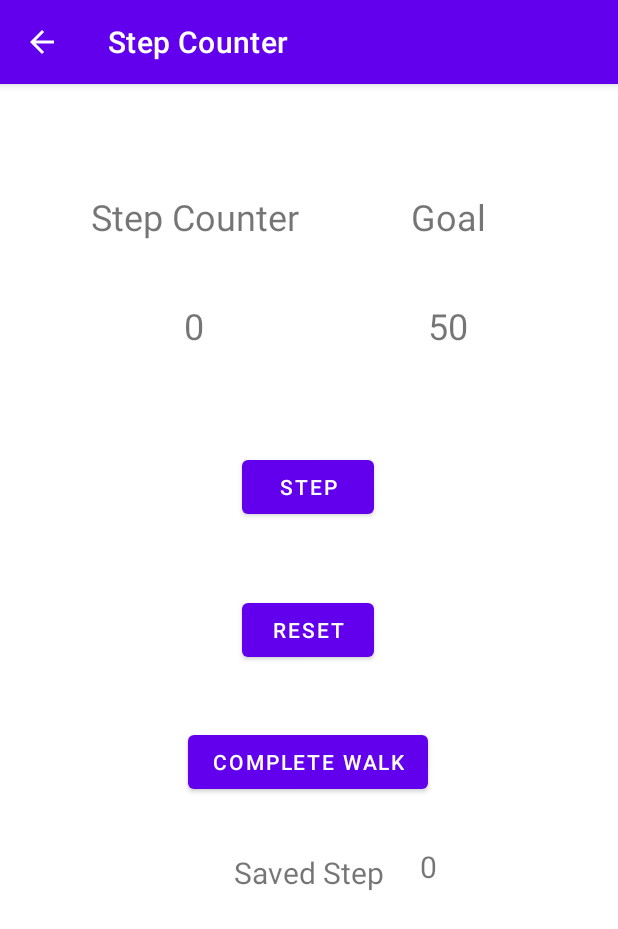
After one commit to blondeni1981/highsteppers, an Android app: the StepCounterActivity screen opened directly, with no data from a screen before it, on a phone screen of 412 x 824 dp. The commit adds this screen. Shown: the top 929 px of the screen. Run offline under Robolectric (Android 15) with nearby library versions, the light colour scheme and no system bars.

Commit message:
Successful Integration, only issue is extracting Saved Steps in Main Activity.

```diff
--- a/app/build.gradle
+++ b/app/build.gradle
@@ -32,6 +32,9 @@ android {
     kotlinOptions {
         jvmTarget = '1.8'
     }
+    buildFeatures {
+        viewBinding true
+    }
 }
 
 dependencies {
@@ -41,6 +44,8 @@ dependencies {
     implementation 'androidx.appcompat:appcompat:1.2.0'
     implementation 'com.google.android.material:material:1.3.0'
     implementation 'androidx.constraintlayout:constraintlayout:2.0.4'
+    implementation 'androidx.navigation:navigation-fragment-ktx:2.3.0'
+    implementation 'androidx.navigation:navigation-ui-ktx:2.3.0'
     testImplementation 'junit:junit:4.+'
     androidTestImplementation 'androidx.test.ext:junit:1.1.2'
     androidTestImplementation 'androidx.test.espresso:espresso-core:3.3.0'
--- a/app/src/main/AndroidManifest.xml
+++ b/app/src/main/AndroidManifest.xml
@@ -9,7 +9,8 @@
         android:roundIcon="@mipmap/ic_launcher_round"
         android:supportsRtl="true"
         android:theme="@style/Theme.FirebaseLogin">
-        <activity android:name=".activities.WalkViewActivity"></activity>
+        <activity android:name=".activities.StepCounterActivity"></activity>
+        <activity android:name=".activities.WalkViewActivity" />
         <activity android:name=".activities.DisplayWalksActivity" />
         <activity
             android:name=".activities.IntroActivity"
@@ -33,7 +34,7 @@
         </activity>
         <activity
             android:name=".activities.MainActivity"
-            android:theme="@style/Theme.FirebaseLogin"></activity>
+            android:theme="@style/Theme.FirebaseLogin" />
     </application>
 
 </manifest>
--- /dev/null
+++ b/app/src/main/java/com/hfad/firebaselogin/activities/GlobalClass.kt
@@ -0,0 +1,10 @@
+package com.hfad.firebaselogin.activities
+
+import android.app.Application
+
+class GlobalClass: Application() {
+    object Companion {
+        var globalSavedSteps = 0
+        var globalCurrentSteps = -1
+    }
+}
--- a/app/src/main/java/com/hfad/firebaselogin/activities/LoginActivity.kt
+++ b/app/src/main/java/com/hfad/firebaselogin/activities/LoginActivity.kt
@@ -38,7 +38,7 @@ class LoginActivity : BaseActivity() {
     fun userLoginSuccess(user:User){
         hideProgressDialog()
         //move this activity and the screen to MainActivity
-        startActivity(Intent(this, MainActivity::class.java))
+        startActivity(Intent(this, StepCounterActivity::class.java))
         //finish will prevent the user from being able to navigating back to this page
         finish()
        // Toast.makeText(this,"You have successfully logged in", Toast.LENGTH_LONG)
--- a/app/src/main/java/com/hfad/firebaselogin/activities/MainActivity.kt
+++ b/app/src/main/java/com/hfad/firebaselogin/activities/MainActivity.kt
@@ -48,6 +48,9 @@ class MainActivity : AppCompatActivity() {
     override fun onCreate(savedInstanceState: Bundle?) {
         super.onCreate(savedInstanceState)
         setContentView(R.layout.activity_main)
+        val mybundle = intent.extras
+        var stepCount:String? = mybundle?.getString("SAVED_STEPS")
+        Log.d("Recieved Walk", "$stepCount")
 
         //Pointing to RV in XML, then attaching the RV adapter from WalksAdapter class to it
         recyclerView.adapter = adapter
--- /dev/null
+++ b/app/src/main/java/com/hfad/firebaselogin/activities/StepCounterActivity.kt
@@ -0,0 +1,159 @@
+package com.hfad.firebaselogin.activities
+
+import android.content.Context
+import android.content.Intent
+import android.hardware.Sensor
+import android.hardware.SensorEvent
+import android.hardware.SensorEventListener
+import android.hardware.SensorManager
+import android.os.Bundle
+import android.view.View
+import android.widget.Toast
+import androidx.appcompat.app.AppCompatActivity
+import com.hfad.firebaselogin.R
+import kotlinx.android.synthetic.main.activity_step_counter.*
+
+class StepCounterActivity : AppCompatActivity(), SensorEventListener {
+
+    //declare vars
+    var running = false
+    var sensorManager:SensorManager? = null
+    var stepCount = -1
+    var savedSteps = 0
+    var stepGoal = 50
+
+    // On create
+    override fun onCreate(savedInstanceState: Bundle? ) {
+        super.onCreate(savedInstanceState)
+        setContentView(R.layout.activity_step_counter)
+        sensorManager = getSystemService(Context.SENSOR_SERVICE) as SensorManager
+
+        // Display Header
+        supportActionBar!!.setDisplayHomeAsUpEnabled(true)
+        supportActionBar!!.setTitle("Step Counter")
+
+        // Service Test
+        ForegroundService.startService(this, "Foreground Service is running...")
+
+        // Step Goal
+        stepGoalOutput.text = "" + stepGoal
+
+        // Saved Steps
+        savedStepOutput.text = "" + GlobalClass.Companion.globalSavedSteps
+
+        saveButton.setOnClickListener {
+            val intent = Intent(this, MainActivity::class.java)
+            intent.putExtra("SAVED_STEPS", GlobalClass.Companion.globalCurrentSteps)
+            startActivity(intent)
+        }
+
+    }
+
+    // On Resume
+    override fun onResume() {
+        super.onResume()
+
+        // OnResume vars
+        running = true
+        var stepSensor = sensorManager?.getDefaultSensor(Sensor.TYPE_STEP_COUNTER)
+
+        // detect step sensor
+        if (stepSensor == null){
+            Toast.makeText(this,"No Step Counter Detected", Toast.LENGTH_SHORT).show()
+        }
+        else{
+            sensorManager?.registerListener(this,stepSensor, SensorManager.SENSOR_STATUS_ACCURACY_HIGH)
+        }
+    }
+
+    // On Pause -- No functionality
+    override fun onPause() {
+        super.onPause()
+        //reset
+        GlobalClass.Companion.globalCurrentSteps--
+        //running = false
+        sensorManager?.unregisterListener(this)
+    }
+
+    // OnAccuracyChanged -- No functionality
+    override fun onAccuracyChanged(sensor: Sensor?, accuracy: Int) {
+    }
+
+    // OnSensorChanged detects a new step each time
+    override fun onSensorChanged(event: SensorEvent?) {
+
+        if (running){
+            if (event != null) {
+
+                //TODO rework the sensor logic so that the steps start at 0, but the saved step is not ahead of the display.
+
+                // increment the stepCount
+                //stepCount++
+
+                GlobalClass.Companion.globalCurrentSteps++
+
+                // display the steps
+                stepOutput.text = "" + GlobalClass.Companion.globalCurrentSteps
+
+                // check goal
+                if (GlobalClass.Companion.globalCurrentSteps >= stepGoal)
+                {
+                    stepGoalOutput.text = "Complete!"
+                }
+            }
+        }
+    }
+
+    //----------------------------------------------------------------------------------------------------------------------------------
+    // Custom Functions
+    //----------------------------------------------------------------------------------------------------------------------------------
+
+    // Back Button Function
+    override fun onSupportNavigateUp(): Boolean {
+        onBackPressed()
+        return super.onSupportNavigateUp()
+    }
+
+    // Reset Button
+    fun resetSteps(view: View) {
+
+        // Stop test
+        ForegroundService.stopService(this)
+
+        // Reset the text and stepCounter var to 0
+        GlobalClass.Companion.globalCurrentSteps = 0
+        stepOutput.text = "" + GlobalClass.Companion.globalCurrentSteps
+
+
+        // Reset the text and stepGoal var to 0
+        stepGoalOutput.text = "" + stepGoal
+    }
+
+    // Save Button
+    fun saveSteps(view: View) {
+
+        // set the save to the current stepCount
+        savedSteps = GlobalClass.Companion.globalCurrentSteps
+        //savedStepOutput.text = "" + savedSteps
+
+        GlobalClass.Companion.globalSavedSteps = savedSteps
+
+        savedStepOutput.text = "" + GlobalClass.Companion.globalSavedSteps
+
+    }
+
+    //Mock Step button
+    fun addStep(view: View) {
+        GlobalClass.Companion.globalCurrentSteps++
+
+        // display the steps
+        stepOutput.text = "" + GlobalClass.Companion.globalCurrentSteps
+
+        // check goal
+        if (GlobalClass.Companion.globalCurrentSteps >= stepGoal)
+        {
+            stepGoalOutput.text = "Complete!"
+        }
+    }
+
+}
--- a/app/src/main/java/com/hfad/firebaselogin/activities/WalkViewActivity.kt
+++ b/app/src/main/java/com/hfad/firebaselogin/activities/WalkViewActivity.kt
@@ -32,7 +32,7 @@ class WalkViewActivity : AppCompatActivity() {
 
     override fun onCreate(savedInstanceState: Bundle?) {
         //https://medium.com/@huih1108/android-kotlin-use-parcelable-to-pass-object-to-another-activity-bbc552b07972
-        val mybundle = intent.getBundleExtra("DISPLAY_WALK")
+        val mybundle = intent.getBundleExtra("SAVED_STEPS")
         var myObject= mybundle?.getParcelable<Walk>("key")
         var bundle: Bundle? = intent.extras
         super.onCreate(savedInstanceState)
--- /dev/null
+++ b/app/src/main/res/drawable/ic_notification.xml
@@ -0,0 +1,4 @@
+<?xml version="1.0" encoding="utf-8"?>
+<selector xmlns:android="http://schemas.android.com/apk/res/android">
+
+</selector>
--- /dev/null
+++ b/app/src/main/res/layout/activity_step_counter.xml
@@ -0,0 +1,116 @@
+<?xml version="1.0" encoding="utf-8"?>
+<androidx.constraintlayout.widget.ConstraintLayout xmlns:android="http://schemas.android.com/apk/res/android"
+    xmlns:app="http://schemas.android.com/apk/res-auto"
+    xmlns:tools="http://schemas.android.com/tools"
+    android:layout_width="match_parent"
+    android:layout_height="match_parent"
+    tools:context="activities.StepCounterActivity">
+
+    <TextView
+        android:id="@+id/textView"
+        android:layout_width="wrap_content"
+        android:layout_height="wrap_content"
+        android:layout_marginTop="72dp"
+        android:text="Step Counter"
+        android:textSize="24sp"
+        app:layout_constraintEnd_toStartOf="@+id/textView7"
+        app:layout_constraintHorizontal_bias="0.448"
+        app:layout_constraintStart_toStartOf="parent"
+        app:layout_constraintTop_toTopOf="parent" />
+
+    <TextView
+        android:id="@+id/stepOutput"
+        android:layout_width="wrap_content"
+        android:layout_height="wrap_content"
+        android:layout_marginTop="40dp"
+        android:text="0"
+        android:textSize="24sp"
+        app:layout_constraintEnd_toStartOf="@+id/stepGoalOutput"
+        app:layout_constraintHorizontal_bias="0.451"
+        app:layout_constraintStart_toStartOf="parent"
+        app:layout_constraintTop_toBottomOf="@+id/textView" />
+
+    <Button
+        android:id="@+id/resetButton"
+        android:layout_width="wrap_content"
+        android:layout_height="wrap_content"
+        android:layout_marginTop="340dp"
+        android:onClick="resetSteps"
+        android:text="Reset"
+        app:layout_constraintEnd_toEndOf="parent"
+        app:layout_constraintHorizontal_bias="0.498"
+        app:layout_constraintStart_toStartOf="parent"
+        app:layout_constraintTop_toTopOf="parent" />
+
+    <Button
+        android:id="@+id/saveButton"
+        android:layout_width="wrap_content"
+        android:layout_height="wrap_content"
+        android:layout_marginTop="40dp"
+        android:onClick="saveSteps"
+        android:text="Complete Walk"
+        app:layout_constraintEnd_toEndOf="parent"
+        app:layout_constraintHorizontal_bias="0.498"
+        app:layout_constraintStart_toStartOf="parent"
+        app:layout_constraintTop_toBottomOf="@+id/resetButton" />
+
+    <TextView
+        android:id="@+id/textView4"
+        android:layout_width="wrap_content"
+        android:layout_height="wrap_content"
+        android:layout_marginStart="156dp"
+        android:layout_marginTop="36dp"
+        android:text="Saved Step"
+        android:textSize="20sp"
+        app:layout_constraintStart_toStartOf="parent"
+        app:layout_constraintTop_toBottomOf="@+id/saveButton" />
+
+    <TextView
+        android:id="@+id/savedStepOutput"
+        android:layout_width="wrap_content"
+        android:layout_height="wrap_content"
+        android:layout_marginBottom="4dp"
+        android:textSize="20sp"
+        app:layout_constraintBottom_toBottomOf="@+id/textView4"
+        app:layout_constraintEnd_toEndOf="parent"
+        app:layout_constraintHorizontal_bias="0.165"
+        app:layout_constraintStart_toEndOf="@+id/textView4" />
+
+    <TextView
+        android:id="@+id/textView7"
+        android:layout_width="wrap_content"
+        android:layout_height="wrap_content"
+        android:layout_marginTop="72dp"
+        android:layout_marginEnd="88dp"
+        android:text="Goal"
+        android:textSize="24sp"
+        app:layout_constraintEnd_toEndOf="parent"
+        app:layout_constraintTop_toTopOf="parent" />
+
+    <TextView
+        android:id="@+id/stepGoalOutput"
+        android:layout_width="wrap_content"
+        android:layout_height="wrap_content"
+        android:layout_marginTop="40dp"
+        android:layout_marginEnd="100dp"
+        android:text="0"
+        android:textSize="24sp"
+        app:layout_constraintEnd_toEndOf="parent"
+        app:layout_constraintTop_toBottomOf="@+id/textView7" />
+
+    <Button
+        android:id="@+id/button"
+        android:layout_width="wrap_content"
+        android:layout_height="wrap_content"
+        android:layout_marginBottom="47dp"
+        android:text="Step"
+        android:onClick="addStep"
+        app:layout_constraintBottom_toTopOf="@+id/resetButton"
+        app:layout_constraintEnd_toEndOf="parent"
+        app:layout_constraintHorizontal_bias="0.498"
+        app:layout_constraintStart_toStartOf="parent"
+        app:layout_constraintTop_toBottomOf="@+id/stepOutput"
+        app:layout_constraintVertical_bias="1.0" />
+
+
+</androidx.constraintlayout.widget.ConstraintLayout>
--- a/app/src/main/res/values/dimens.xml
+++ b/app/src/main/res/values/dimens.xml
@@ -37,4 +37,5 @@
     <dimen name="progress_bar_size">50dp</dimen>
     <dimen name="progress_text_marginStart">16dp</dimen>
     <dimen name="progress_text_size">16sp</dimen>
+    <dimen name="fab_margin">16dp</dimen>
 </resources>
```
Also changed, not shown: app/src/main/java/com/hfad/firebaselogin/activities/FirstFragment.kt (added, +46 -0 lines), app/src/main/java/com/hfad/firebaselogin/activities/ForegroundService.kt (added, +148 -0 lines), app/src/main/java/com/hfad/firebaselogin/activities/SecondFragment.kt (added, +46 -0 lines), app/src/main/res/layout/content_step_counter.xml (added, +19 -0 lines), app/src/main/res/layout/fragment_first.xml (added, +28 -0 lines), app/src/main/res/layout/fragment_second.xml (added, +27 -0 lines), app/src/main/res/navigation/nav_graph.xml (added, +28 -0 lines), app/src/main/res/values/strings.xml (+9 -0 lines), app/src/main/res/values/themes.xml (+9 -1 lines).
